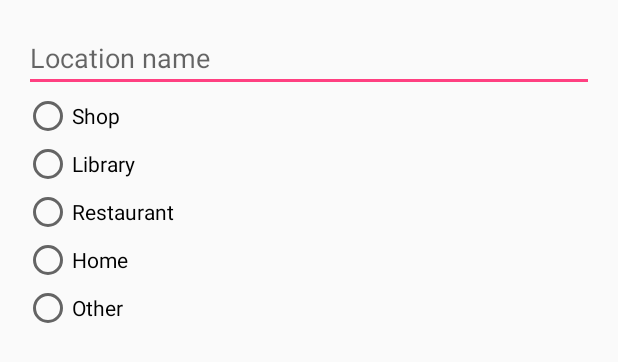
After one commit to bodang2016/Co-Life, an Android app: the layout dialog_addmarker.xml on its own in the app's theme, with its tools: preview values and no code run, on a phone screen of 412 x 824 dp. The commit adds this screen. Shown: the top 362 px of the screen. Run offline under Robolectric (Android 15) with nearby library versions, the phone set to English and light mode, and no system bars.

Commit message:
map part worked

```diff
--- a/app/src/main/java/com/example/bodang/co_life/Activities/MessageActivity.java
+++ b/app/src/main/java/com/example/bodang/co_life/Activities/MessageActivity.java
@@ -214,7 +214,6 @@ public class MessageActivity extends AppCompatActivity {
             Boolean sent;
             if (result == 1) {
                 sent = client.sendMessage(mUsername, message);
-                System.out.println("Sending message");
                 return sent;
             }
             return false;
--- /dev/null
+++ b/app/src/main/res/layout/dialog_addmarker.xml
@@ -0,0 +1,65 @@
+<?xml version="1.0" encoding="utf-8"?>
+<RelativeLayout xmlns:android="http://schemas.android.com/apk/res/android"
+    android:layout_width="match_parent"
+    android:layout_height="match_parent"
+    android:paddingBottom="@dimen/activity_vertical_margin"
+    android:paddingLeft="@dimen/activity_horizontal_margin"
+    android:paddingRight="@dimen/activity_horizontal_margin"
+    android:paddingTop="@dimen/activity_vertical_margin">
+
+    <LinearLayout
+        android:id="@+id/dialog_addmarker_view"
+        android:layout_width="match_parent"
+        android:layout_height="wrap_content"
+        android:orientation="vertical"
+        android:layout_alignParentTop="true"
+        android:layout_alignParentStart="true">
+
+        <EditText
+            android:id="@+id/dialog_addmarker_name"
+            android:layout_width="match_parent"
+            android:layout_height="wrap_content"
+            android:hint="Location name"
+            android:inputType="text" />
+        <RadioGroup
+            android:id="@+id/dialog_addmarker_type"
+            android:layout_width="match_parent"
+            android:layout_height="wrap_content"
+            android:layout_below="@id/dialog_addmarker_name">
+            <RadioButton
+                android:layout_width="match_parent"
+                android:layout_height="wrap_content"
+                android:text="Shop"
+                android:tag="1"
+                android:id="@+id/dialog_addmarker_shop"/>
+
+            <RadioButton
+                android:layout_width="match_parent"
+                android:layout_height="wrap_content"
+                android:text="Library"
+                android:tag="2"
+                android:id="@+id/dialog_addmarker_library"/>
+
+            <RadioButton
+                android:layout_width="match_parent"
+                android:layout_height="wrap_content"
+                android:text="Restaurant"
+                android:tag="3"
+                android:id="@+id/dialog_addmarker_restaurant"/>
+            <RadioButton
+                android:layout_width="match_parent"
+                android:layout_height="wrap_content"
+                android:text="Home"
+                android:tag="4"
+                android:id="@+id/dialog_addmarker_home"/>
+            <RadioButton
+                android:layout_width="match_parent"
+                android:layout_height="wrap_content"
+                android:text="Other"
+                android:tag="5"
+                android:id="@+id/dialog_addmarker_other"/>
+        </RadioGroup>
+
+    </LinearLayout>
+
+</RelativeLayout>
```
Also changed, not shown: app/src/main/java/com/example/bodang/co_life/Fragments/MapFragment.java (+144 -73 lines), app/src/main/res/layout/dialog_changegroup.xml (+0 -7 lines).
